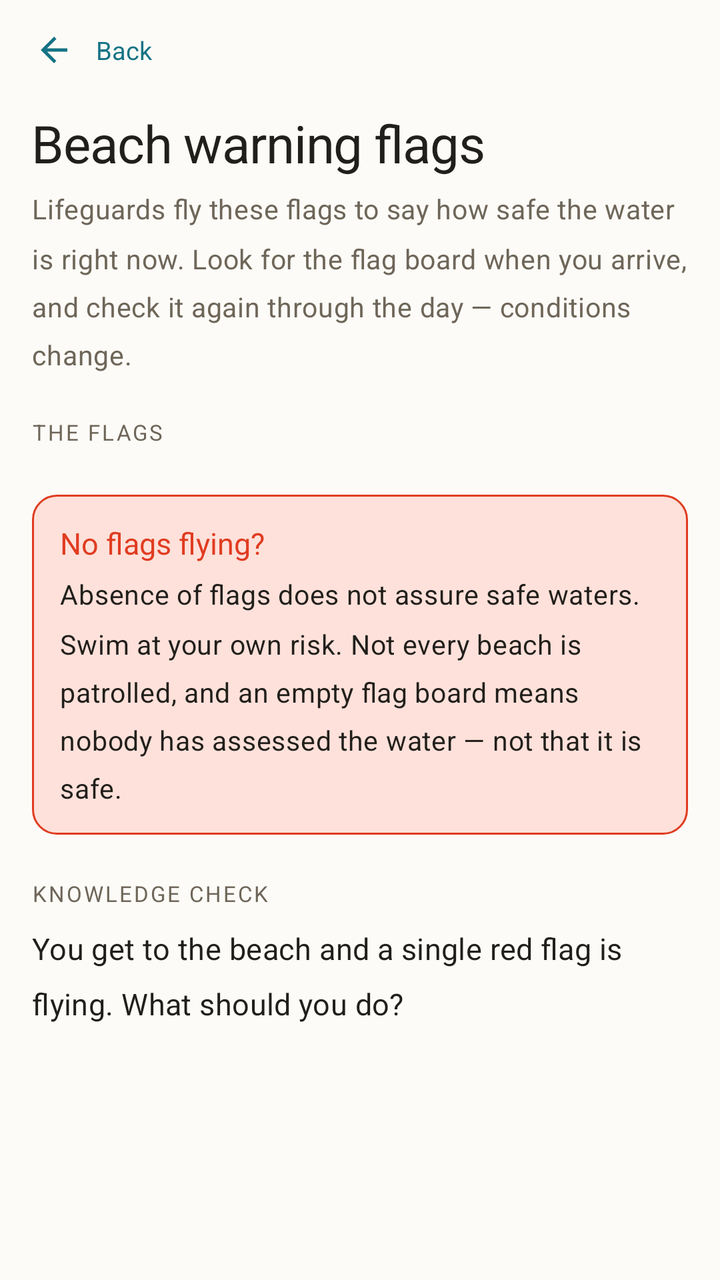
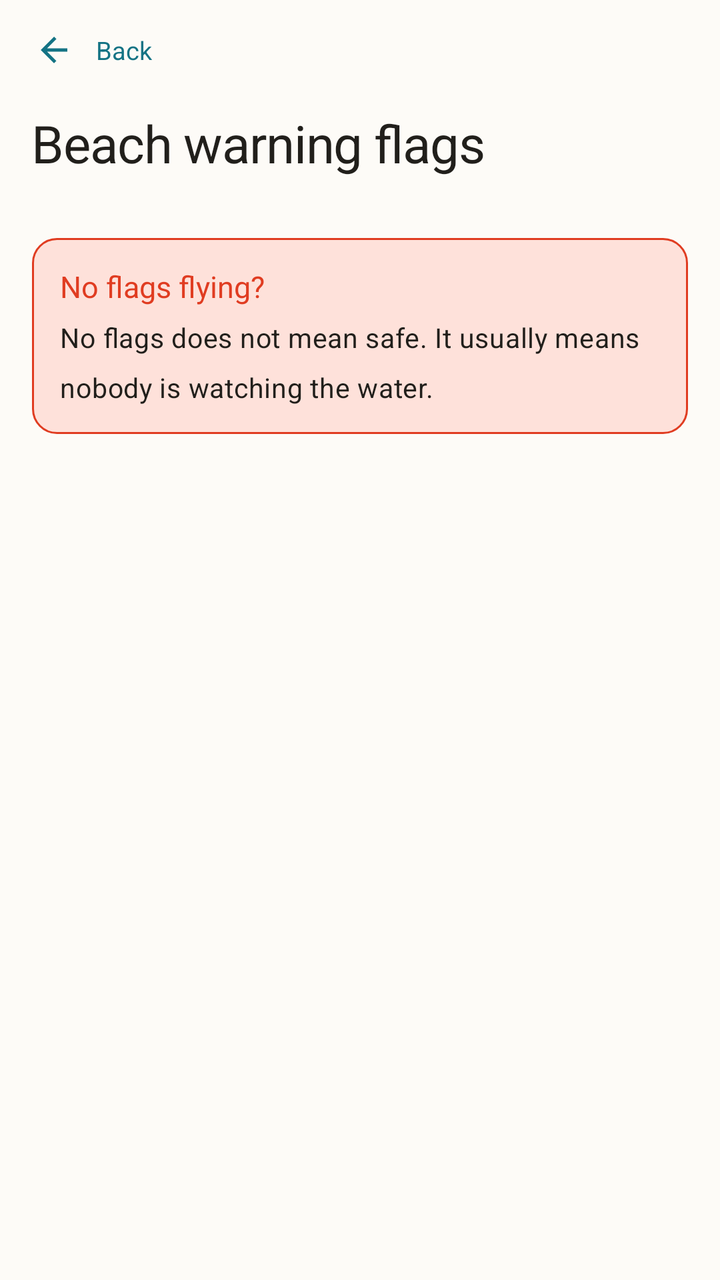

Before-and-after screenshots of an Android layout around one commit, followed by the original layout XML and the change that was made.
<!-- AndroidManifest.xml: activity theme Theme.MyApplication -->
<!-- res/layout/activity_flag_guide.xml -->
<?xml version="1.0" encoding="utf-8"?>
<LinearLayout xmlns:android="http://schemas.android.com/apk/res/android"
    xmlns:app="http://schemas.android.com/apk/res-auto"
    android:layout_width="match_parent"
    android:layout_height="match_parent"
    android:background="@color/background"
    android:orientation="vertical">

    <LinearLayout
        android:id="@+id/flagGuideHeader"
        android:layout_width="match_parent"
        android:layout_height="wrap_content"
        android:background="@color/background"
        android:gravity="center_vertical"
        android:orientation="horizontal"
        android:paddingHorizontal="8dp"
        android:paddingTop="6dp"
        android:paddingBottom="6dp">

        
        <LinearLayout
            android:id="@+id/flagGuideBackButton"
            android:layout_width="wrap_content"
            android:layout_height="wrap_content"
            android:background="?attr/selectableItemBackground"
            android:clickable="true"
            android:focusable="true"
            android:gravity="center_vertical"
            android:orientation="horizontal"
            android:paddingStart="0dp"
            android:paddingEnd="10dp">

            <ImageView
                android:layout_width="38dp"
                android:layout_height="38dp"
                android:contentDescription="@null"
                android:padding="9dp"
                android:src="@drawable/ic_back"
                app:tint="@color/primary" />

            <TextView
                android:layout_width="wrap_content"
                android:layout_height="wrap_content"
                android:layout_marginStart="2dp"
                android:text="@string/back"
                android:textColor="@color/primary"
                android:textSize="12.5sp" />
        </LinearLayout>
    </LinearLayout>

    <androidx.core.widget.NestedScrollView
        android:id="@+id/flagGuideScrollView"
        android:layout_width="match_parent"
        android:layout_height="0dp"
        android:layout_weight="1"
        android:fillViewport="true"
        android:scrollbars="none">

        <LinearLayout
            android:layout_width="match_parent"
            android:layout_height="wrap_content"
            android:orientation="vertical"
            android:paddingHorizontal="16dp"
            android:paddingTop="4dp"
            android:paddingBottom="24dp">

            <TextView
                android:layout_width="match_parent"
                android:layout_height="wrap_content"
                android:text="@string/flag_title"
                android:textAppearance="@style/TextAppearance.App.Headline" />

            <TextView
                android:layout_width="match_parent"
                android:layout_height="wrap_content"
                android:layout_marginTop="6dp"
                android:lineSpacingMultiplier="1.5"
                android:text="@string/flag_intro"
                android:textAppearance="@style/TextAppearance.App.Body"
                android:textColor="@color/text_secondary" />

            <TextView
                android:layout_width="wrap_content"
                android:layout_height="wrap_content"
                android:layout_marginTop="22dp"
                android:layout_marginBottom="10dp"
                android:text="@string/flag_key_heading"
                android:textAppearance="@style/TextAppearance.App.Caption" />

            <LinearLayout
                android:id="@+id/flagList"
                android:layout_width="match_parent"
                android:layout_height="wrap_content"
                android:orientation="vertical" />

            
            <LinearLayout
                android:layout_width="match_parent"
                android:layout_height="wrap_content"
                android:layout_marginTop="14dp"
                android:background="@drawable/bg_danger_note"
                android:orientation="vertical"
                android:padding="14dp">

                <TextView
                    android:layout_width="match_parent"
                    android:layout_height="wrap_content"
                    android:fontFamily="sans-serif-medium"
                    android:text="@string/flag_no_flags_title"
                    android:textColor="@color/danger"
                    android:textSize="15sp" />

                <TextView
                    android:layout_width="match_parent"
                    android:layout_height="wrap_content"
                    android:layout_marginTop="6dp"
                    android:lineSpacingMultiplier="1.5"
                    android:text="@string/flag_no_flags_body"
                    android:textAppearance="@style/TextAppearance.App.Body" />
            </LinearLayout>

            
            <TextView
                android:layout_width="wrap_content"
                android:layout_height="wrap_content"
                android:layout_marginTop="22dp"
                android:layout_marginBottom="10dp"
                android:text="@string/flag_quiz_heading"
                android:textAppearance="@style/TextAppearance.App.Caption" />

            <TextView
                android:layout_width="match_parent"
                android:layout_height="wrap_content"
                android:layout_marginBottom="11dp"
                android:lineSpacingMultiplier="1.5"
                android:text="@string/flag_quiz_question"
                android:textAppearance="@style/TextAppearance.App.Title" />

            <LinearLayout
                android:id="@+id/flagQuizOptions"
                android:layout_width="match_parent"
                android:layout_height="wrap_content"
                android:orientation="vertical" />

            <LinearLayout
                android:id="@+id/flagQuizAnswer"
                android:layout_width="match_parent"
                android:layout_height="wrap_content"
                android:layout_marginTop="5dp"
                android:background="@drawable/bg_accent_note"
                android:orientation="vertical"
                android:padding="14dp"
                android:visibility="gone">

                <TextView
                    android:id="@+id/flagQuizAnswerTitle"
                    android:layout_width="match_parent"
                    android:layout_height="wrap_content"
                    android:fontFamily="sans-serif-medium"
                    android:textColor="@color/primary"
                    android:textSize="15sp" />

                <TextView
                    android:layout_width="match_parent"
                    android:layout_height="wrap_content"
                    android:layout_marginTop="6dp"
                    android:lineSpacingMultiplier="1.5"
                    android:text="@string/flag_quiz_explanation"
                    android:textAppearance="@style/TextAppearance.App.Body" />
            </LinearLayout>

        </LinearLayout>
    </androidx.core.widget.NestedScrollView>

</LinearLayout>
<!-- resources referenced by this layout -->
<resources>
  <color name="background">#FDFBF7</color>
  <color name="danger">#E03C21</color>
  <color name="primary">#147384</color>
  <color name="text_secondary">#6E6659</color>
  <!-- drawable bg_accent_note (drawable) -->
  <?xml version="1.0" encoding="utf-8"?>
  <shape xmlns:android="http://schemas.android.com/apk/res/android"
      android:shape="rectangle">
      <solid android:color="@color/accent_tint" />
      <stroke android:width="1dp" android:color="@color/primary" />
      <corners android:radius="10dp" />
  </shape>
  <string name="back">Back</string>
  <string name="flag_intro">Lifeguards fly these flags to say how safe the water is right now. Look for the flag board when you arrive, and check it again through the day — conditions change.</string>
  <string name="flag_key_heading">The flags</string>
  <string name="flag_no_flags_body">Absence of flags does not assure safe waters. Swim at your own risk. Not every beach is patrolled, and an empty flag board means nobody has assessed the water — not that it is safe.</string>
  <string name="flag_no_flags_title">No flags flying?</string>
  <string name="flag_quiz_explanation">Red means high hazard — high surf, strong currents, or both. Even knee-deep water is too deep to be safe, and a lifeguard nearby doesn\'t change that. Wait for the flag to change.</string>
  <string name="flag_quiz_heading">Knowledge check</string>
  <string name="flag_quiz_question">You get to the beach and a single red flag is flying. What should you do?</string>
  <string name="flag_title">Beach warning flags</string>
  <style name="TextAppearance.App.Body" parent="TextAppearance.Material3.BodyMedium">
          <item name="android:textSize">13.5sp</item>
          <item name="android:textColor">@color/text_primary</item>
          <item name="android:lineSpacingMultiplier">1.5</item>
      </style>
  <style name="TextAppearance.App.Caption" parent="TextAppearance.Material3.LabelSmall">
          <item name="android:fontFamily">sans-serif</item>
          <item name="android:textSize">11sp</item>
          <item name="android:letterSpacing">0.09</item>
          <item name="android:textAllCaps">true</item>
          <item name="android:textColor">@color/text_secondary</item>
      </style>
  <style name="TextAppearance.App.Title" parent="TextAppearance.Material3.TitleMedium">
          <item name="android:fontFamily">sans-serif-medium</item>
          <item name="android:textSize">15sp</item>
          <item name="android:textColor">@color/text_primary</item>
      </style>
  <color name="accent_tint">#EBF7F9</color>
  <color name="danger_tint">#FEE1DA</color>
  <color name="text_primary">#211F1B</color>
  <color name="on_primary">#EBF7F9</color>
  <color name="advisor_bg">#EBF7F9</color>
  <color name="primary_variant">#0A4757</color>
  <color name="secondary">#BF730B</color>
  <color name="on_secondary">#FFF8E6</color>
  <color name="surface_alt">#EDE6DA</color>
  <color name="tertiary_gold">#BF730B</color>
  <color name="surface">#F6F1E8</color>
  <color name="divider">#DCD3C4</color>
  <color name="error">#E03C21</color>
  <style name="ShapeAppearance.App.Corner.ExtraSmall" parent="ShapeAppearance.Material3.Corner.ExtraSmall">
          <item name="cornerSize">4dp</item>
      </style>
  <style name="ShapeAppearance.App.Corner.Small" parent="ShapeAppearance.Material3.Corner.Small">
          <item name="cornerSize">8dp</item>
      </style>
  <style name="ShapeAppearance.App.Corner.Medium" parent="ShapeAppearance.Material3.Corner.Medium">
          <item name="cornerSize">8dp</item>
      </style>
  <style name="ShapeAppearance.App.Corner.Large" parent="ShapeAppearance.Material3.Corner.Large">
          <item name="cornerSize">12dp</item>
      </style>
  <style name="ShapeAppearance.App.Corner.ExtraLarge" parent="ShapeAppearance.Material3.Corner.ExtraLarge">
          <item name="cornerSize">14dp</item>
      </style>
  <!-- unchanged entries left out for length: 4 -->
</resources>

<!-- the commit's change to res/layout/activity_flag_guide.xml (unified diff, before → after) -->
@@ -70,27 +70,11 @@
                 android:text="@string/flag_title"
                 android:textAppearance="@style/TextAppearance.App.Headline" />
 
-            <TextView
-                android:layout_width="match_parent"
-                android:layout_height="wrap_content"
-                android:layout_marginTop="6dp"
-                android:lineSpacingMultiplier="1.5"
-                android:text="@string/flag_intro"
-                android:textAppearance="@style/TextAppearance.App.Body"
-                android:textColor="@color/text_secondary" />
-
-            <TextView
-                android:layout_width="wrap_content"
-                android:layout_height="wrap_content"
-                android:layout_marginTop="22dp"
-                android:layout_marginBottom="10dp"
-                android:text="@string/flag_key_heading"
-                android:textAppearance="@style/TextAppearance.App.Caption" />
-
             <LinearLayout
                 android:id="@+id/flagList"
                 android:layout_width="match_parent"
                 android:layout_height="wrap_content"
+                android:layout_marginTop="16dp"
                 android:orientation="vertical" />
 
             
@@ -119,56 +103,6 @@
                     android:textAppearance="@style/TextAppearance.App.Body" />
             </LinearLayout>
 
-            
-            <TextView
-                android:layout_width="wrap_content"
-                android:layout_height="wrap_content"
-                android:layout_marginTop="22dp"
-                android:layout_marginBottom="10dp"
-                android:text="@string/flag_quiz_heading"
-                android:textAppearance="@style/TextAppearance.App.Caption" />
-
-            <TextView
-                android:layout_width="match_parent"
-                android:layout_height="wrap_content"
-                android:layout_marginBottom="11dp"
-                android:lineSpacingMultiplier="1.5"
-                android:text="@string/flag_quiz_question"
-                android:textAppearance="@style/TextAppearance.App.Title" />
-
-            <LinearLayout
-                android:id="@+id/flagQuizOptions"
-                android:layout_width="match_parent"
-                android:layout_height="wrap_content"
-                android:orientation="vertical" />
-
-            <LinearLayout
-                android:id="@+id/flagQuizAnswer"
-                android:layout_width="match_parent"
-                android:layout_height="wrap_content"
-                android:layout_marginTop="5dp"
-                android:background="@drawable/bg_accent_note"
-                android:orientation="vertical"
-                android:padding="14dp"
-                android:visibility="gone">
-
-                <TextView
-                    android:id="@+id/flagQuizAnswerTitle"
-                    android:layout_width="match_parent"
-                    android:layout_height="wrap_content"
-                    android:fontFamily="sans-serif-medium"
-                    android:textColor="@color/primary"
-                    android:textSize="15sp" />
-
-                <TextView
-                    android:layout_width="match_parent"
-                    android:layout_height="wrap_content"
-                    android:layout_marginTop="6dp"
-                    android:lineSpacingMultiplier="1.5"
-                    android:text="@string/flag_quiz_explanation"
-                    android:textAppearance="@style/TextAppearance.App.Body" />
-            </LinearLayout>
-
         </LinearLayout>
     </androidx.core.widget.NestedScrollView>
 
<!-- resource entries referenced after the edit -->
@@ -4,41 +4,15 @@
   <color name="danger">#E03C21</color>
   <color name="primary">#147384</color>
   <color name="text_secondary">#6E6659</color>
-  <!-- drawable bg_accent_note (drawable) -->
-  <?xml version="1.0" encoding="utf-8"?>
-  <shape xmlns:android="http://schemas.android.com/apk/res/android"
-      android:shape="rectangle">
-      <solid android:color="@color/accent_tint" />
-      <stroke android:width="1dp" android:color="@color/primary" />
-      <corners android:radius="10dp" />
-  </shape>
   <string name="back">Back</string>
-  <string name="flag_intro">Lifeguards fly these flags to say how safe the water is right now. Look for the flag board when you arrive, and check it again through the day — conditions change.</string>
-  <string name="flag_key_heading">The flags</string>
-  <string name="flag_no_flags_body">Absence of flags does not assure safe waters. Swim at your own risk. Not every beach is patrolled, and an empty flag board means nobody has assessed the water — not that it is safe.</string>
+  <string name="flag_no_flags_body">No flags does not mean safe. It usually means nobody is watching the water.</string>
   <string name="flag_no_flags_title">No flags flying?</string>
-  <string name="flag_quiz_explanation">Red means high hazard — high surf, strong currents, or both. Even knee-deep water is too deep to be safe, and a lifeguard nearby doesn\'t change that. Wait for the flag to change.</string>
-  <string name="flag_quiz_heading">Knowledge check</string>
-  <string name="flag_quiz_question">You get to the beach and a single red flag is flying. What should you do?</string>
   <string name="flag_title">Beach warning flags</string>
   <style name="TextAppearance.App.Body" parent="TextAppearance.Material3.BodyMedium">
           <item name="android:textSize">13.5sp</item>
           <item name="android:textColor">@color/text_primary</item>
           <item name="android:lineSpacingMultiplier">1.5</item>
       </style>
-  <style name="TextAppearance.App.Caption" parent="TextAppearance.Material3.LabelSmall">
-          <item name="android:fontFamily">sans-serif</item>
-          <item name="android:textSize">11sp</item>
-          <item name="android:letterSpacing">0.09</item>
-          <item name="android:textAllCaps">true</item>
-          <item name="android:textColor">@color/text_secondary</item>
-      </style>
-  <style name="TextAppearance.App.Title" parent="TextAppearance.Material3.TitleMedium">
-          <item name="android:fontFamily">sans-serif-medium</item>
-          <item name="android:textSize">15sp</item>
-          <item name="android:textColor">@color/text_primary</item>
-      </style>
-  <color name="accent_tint">#EBF7F9</color>
   <color name="danger_tint">#FEE1DA</color>
   <color name="text_primary">#211F1B</color>
   <color name="on_primary">#EBF7F9</color>
